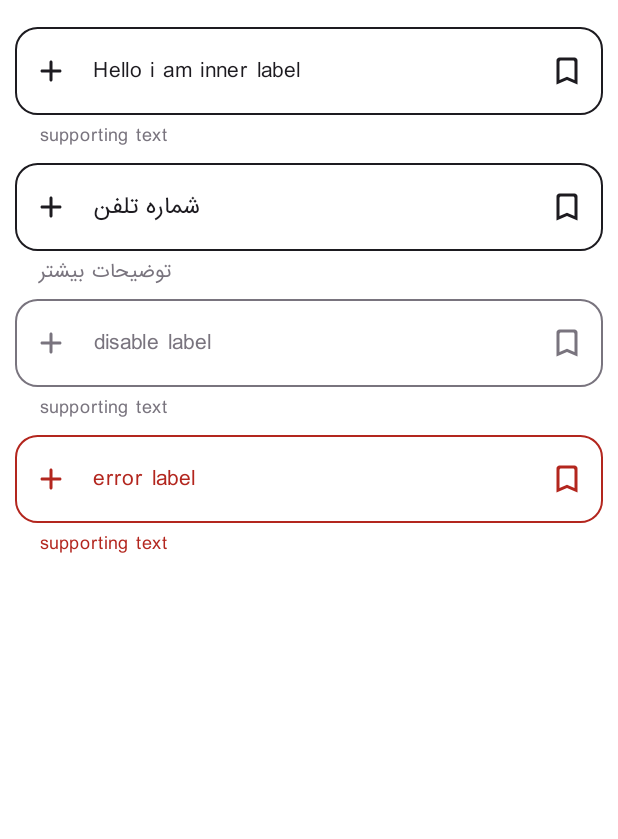
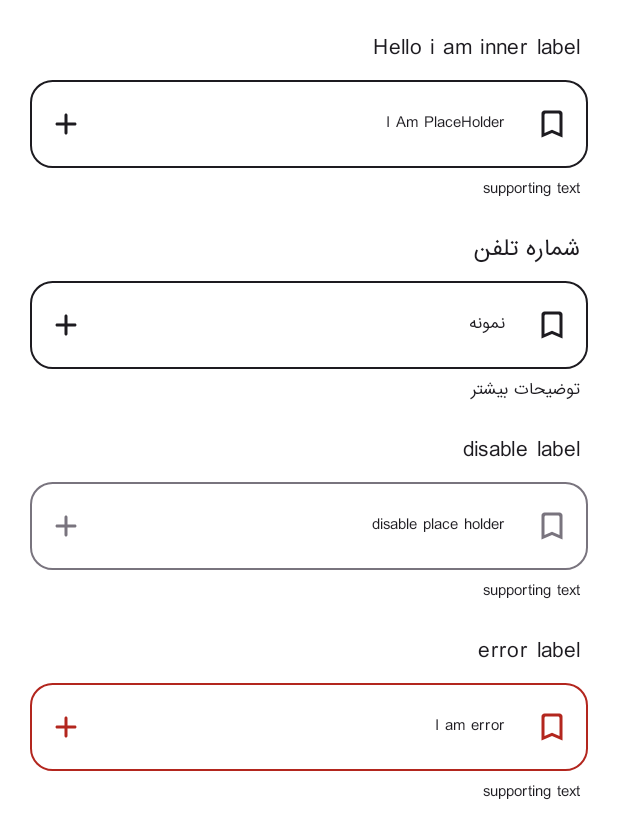
Before and after one commit to amirMohammadShirin/sweetiva, an Android app built with Jetpack Compose: the @Preview function PreviewAppTextField, on a phone screen of 412 x 824 dp. Shown: the top 839 px of the screen. Run offline under Robolectric (Android 15) with nearby library versions, the phone set to English and light mode, and no system bars.

Commit message:
placeholder

```diff
--- a/core/designsystem/src/main/kotlin/com/sweet/iva/core/designsystem/component/AppTextField.kt
+++ b/core/designsystem/src/main/kotlin/com/sweet/iva/core/designsystem/component/AppTextField.kt
@@ -2,8 +2,13 @@ package com.sweet.iva.core.designsystem.component
 
 import androidx.compose.foundation.background
 import androidx.compose.foundation.interaction.MutableInteractionSource
+import androidx.compose.foundation.layout.Arrangement
+import androidx.compose.foundation.layout.Box
 import androidx.compose.foundation.layout.Column
+import androidx.compose.foundation.layout.Spacer
 import androidx.compose.foundation.layout.fillMaxWidth
+import androidx.compose.foundation.layout.height
+import androidx.compose.foundation.layout.offset
 import androidx.compose.foundation.layout.padding
 import androidx.compose.foundation.shape.RoundedCornerShape
 import androidx.compose.foundation.text.KeyboardActions
@@ -22,10 +27,15 @@ import androidx.compose.runtime.mutableStateOf
 import androidx.compose.runtime.remember
 import androidx.compose.runtime.saveable.rememberSaveable
 import androidx.compose.runtime.setValue
+import androidx.compose.ui.Alignment
 import androidx.compose.ui.Modifier
 import androidx.compose.ui.graphics.Color
 import androidx.compose.ui.graphics.Shape
 import androidx.compose.ui.text.TextStyle
+import androidx.compose.ui.text.font.Font
+import androidx.compose.ui.text.font.FontStyle
+import androidx.compose.ui.text.input.OffsetMapping
+import androidx.compose.ui.text.input.TransformedText
 import androidx.compose.ui.text.input.VisualTransformation
 import androidx.compose.ui.text.style.TextAlign
 import androidx.compose.ui.text.style.TextDirection
@@ -33,6 +43,8 @@ import androidx.compose.ui.unit.dp
 import com.sweet.iva.core.designsystem.icon.AppIcons
 import com.sweet.iva.core.designsystem.theme.AppTheme
 import com.sweet.iva.core.designsystem.theme.Metal100
+import com.sweet.iva.core.designsystem.theme.dimens
+import com.sweet.iva.core.designsystem.theme.iransansFamily
 
 
 @Composable
@@ -44,11 +56,11 @@ fun AppTextField(
     enabled: Boolean = true,
     readonly: Boolean = false,
     textStyle: TextStyle = LocalTextStyle.current,
-    label: (@Composable () -> Unit)? = null,
-    placeHolder: (@Composable () -> Unit)? = null,
+    label: String? = null,
+    placeHolder: String? = null,
     leadingIcon: (@Composable () -> Unit)? = null,
     trailingIcon: (@Composable () -> Unit)? = null,
-    supportingText: @Composable (() -> Unit)? = null,
+    supportingText: String? = null,
     isError: Boolean = false,
     keyboardOptions: KeyboardOptions = KeyboardOptions.Default,
     keyboardActions: KeyboardActions = KeyboardActions.Default,
@@ -94,6 +106,25 @@ fun AppTextField(
         cursorColor = MaterialTheme.colorScheme.primary
     ),
 ) {
+
+    Column(
+        modifier = modifier
+            .padding(MaterialTheme.dimens.defaultPadding),
+        horizontalAlignment = Alignment.End,
+        verticalArrangement = Arrangement.SpaceBetween
+    ) {
+
+        label?.let {
+            AppTextFieldLabel(
+                value = label,
+                Modifier.padding(horizontal = MaterialTheme.dimens.smallPadding)
+            )
+        }
+
+        Spacer(modifier = Modifier.height(MaterialTheme.dimens.defaultGap))
+
+        Box {
+
             OutlinedTextField(
                 value = value,
                 onValueChange = onValueChange,
@@ -102,14 +133,13 @@ fun AppTextField(
                 readOnly = readonly,
                 textStyle = textStyle.copy(
                     textDirection = TextDirection.Rtl,
+                    fontFamily = iransansFamily,
+
                     ),
-        label = label,
-        placeholder = placeHolder,
                 leadingIcon = leadingIcon,
                 trailingIcon = trailingIcon,
                 prefix = null,
                 suffix = null,
-        supportingText = supportingText,
                 isError = isError,
                 visualTransformation = VisualTransformation.None,
                 keyboardOptions = keyboardOptions,
@@ -122,43 +152,72 @@ fun AppTextField(
                 colors = colors,
             )
 
+            placeHolder?.let {
+                AppTextFieldPlaceHolder(
+                    value = placeHolder,
+                    modifier
+                        .offset(x = (-50).dp,y = (20).dp)
+                        .matchParentSize()
+                        .padding(horizontal = MaterialTheme.dimens.smallPadding)
+                )
+            }
+
+
+        }
+
+        supportingText?.let {
+            Spacer(modifier = Modifier.height(MaterialTheme.dimens.smallGap))
+            AppTextFieldSupportingText(
+                value = supportingText,
+                modifier = Modifier.padding(horizontal = MaterialTheme.dimens.smallPadding)
+            )
+        }
+
+
+    }
+
 }
 
 @Composable
-fun AppTextFieldLabel(value: String) {
-    ProvideTextStyle(
-        value = MaterialTheme.typography.bodyMedium.copy(
+fun AppTextFieldLabel(value: String, modifier: Modifier = Modifier) {
+    ProvideTextStyle(value = MaterialTheme.typography.bodyMedium) {
+        Text(
+            color = MaterialTheme.colorScheme.onSurface,
+            modifier = modifier,
+            style = MaterialTheme.typography.bodyMedium.copy(
                 textDirection = TextDirection.Rtl
-        )
-    ) {
-        Text(
-            textAlign = TextAlign.Center,
+            ),
             text = value
         )
     }
 }
 
 @Composable
-fun AppTextFieldPlaceHolder(value: String) {
+fun AppTextFieldPlaceHolder(value: String, modifier: Modifier = Modifier) {
     ProvideTextStyle(
-        value = MaterialTheme.typography.bodyMedium.copy(
+        value = MaterialTheme.typography.labelSmall.copy(
             textDirection = TextDirection.Rtl
         )
     ) {
         Text(
+            color = MaterialTheme.colorScheme.onSurface,
+            modifier = modifier,
+            textAlign = TextAlign.Start,
             text = value
         )
     }
 }
 
 @Composable
-fun AppTextFieldSupportingText(value: String) {
+fun AppTextFieldSupportingText(value: String, modifier: Modifier = Modifier) {
     ProvideTextStyle(
-        value = MaterialTheme.typography.bodySmall.copy(
+        value = MaterialTheme.typography.labelSmall.copy(
             textDirection = TextDirection.Rtl
         )
     ) {
         Text(
+            color = MaterialTheme.colorScheme.onSurface,
+            modifier = modifier,
             textAlign = TextAlign.Center,
             text = value
         )
@@ -182,12 +241,8 @@ fun PreviewAppTextField() {
                 modifier = Modifier.fillMaxWidth(),
                 value = text,
                 onValueChange = { text = it },
-                label = {
-                    AppTextFieldLabel(value = "Hello i am inner label")
-                },
-                placeHolder = {
-                    AppTextFieldPlaceHolder(value = "I Am PlaceHolder")
-                },
+                label = "Hello i am inner label",
+                placeHolder = "I Am PlaceHolder",
                 leadingIcon = {
                     Icon(imageVector = AppIcons.Add, contentDescription = "leading icon")
                 },
@@ -197,21 +252,15 @@ fun PreviewAppTextField() {
                         contentDescription = "trailing icon"
                     )
                 },
-                supportingText = {
-                    AppTextFieldSupportingText(value = "supporting text")
-                }
+                supportingText = "supporting text"
             )
 
             AppTextField(
                 modifier = Modifier.fillMaxWidth(),
                 value = text,
                 onValueChange = { text = it },
-                label = {
-                    AppTextFieldLabel(value = "شماره تلفن")
-                },
-                placeHolder = {
-                    AppTextFieldPlaceHolder(value = "نمونه")
-                },
+                label = "شماره تلفن",
+                placeHolder = "نمونه",
                 leadingIcon = {
                     Icon(imageVector = AppIcons.Add, contentDescription = "leading icon")
                 },
@@ -221,22 +270,16 @@ fun PreviewAppTextField() {
                         contentDescription = "trailing icon"
                     )
                 },
-                supportingText = {
-                    AppTextFieldSupportingText(value = "توضیحات بیشتر")
-                }
+                supportingText = "توضیحات بیشتر"
             )
 
             AppTextField(
                 modifier = Modifier.fillMaxWidth(),
                 value = text,
                 onValueChange = { text = it },
-                label = {
-                    AppTextFieldLabel(value = "disable label")
-                },
+                label = "disable label",
                 enabled = false,
-                placeHolder = {
-                    AppTextFieldPlaceHolder(value = "disable place holder")
-                },
+                placeHolder = "disable place holder",
                 leadingIcon = {
                     Icon(imageVector = AppIcons.Add, contentDescription = "leading icon")
                 },
@@ -246,22 +289,16 @@ fun PreviewAppTextField() {
                         contentDescription = "trailing icon"
                     )
                 },
-                supportingText = {
-                    AppTextFieldSupportingText(value = "supporting text")
-                }
+                supportingText = "supporting text"
             )
 
             AppTextField(
                 modifier = Modifier.fillMaxWidth(),
                 value = text,
                 onValueChange = { text = it },
-                label = {
-                    AppTextFieldLabel(value = "error label")
-                },
+                label = "error label",
                 isError = true,
-                placeHolder = {
-                    AppTextFieldPlaceHolder(value = "I am error")
-                },
+                placeHolder = "I am error",
                 leadingIcon = {
                     Icon(imageVector = AppIcons.Add, contentDescription = "leading icon")
                 },
@@ -271,9 +308,7 @@ fun PreviewAppTextField() {
                         contentDescription = "trailing icon"
                     )
                 },
-                supportingText = {
-                    AppTextFieldSupportingText(value = "supporting text")
-                }
+                supportingText = "supporting text"
             )
 
         }
```
Also changed, not shown: 1 other file. Lines whose indentation alone changed are shown as unchanged.
